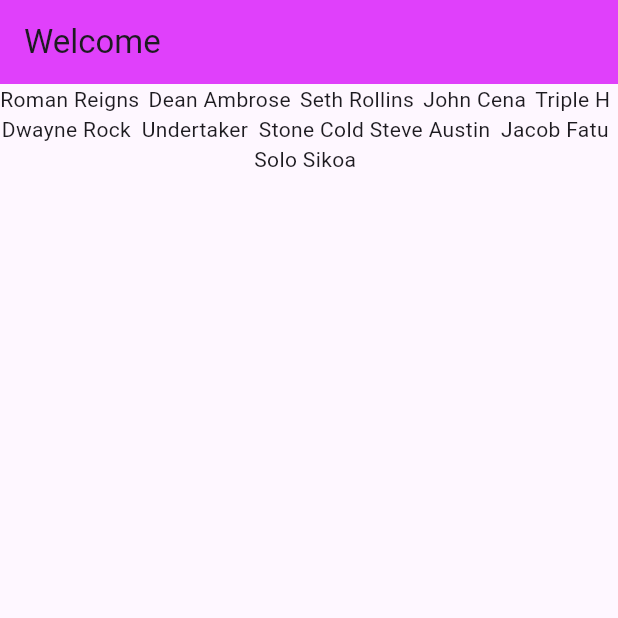
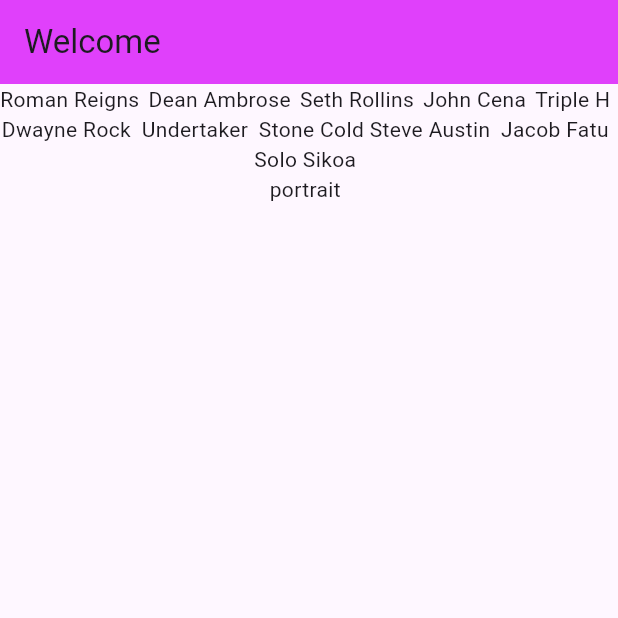
Before and after one commit to smri29/ResponsiveDesign, a Flutter app: the screen it shows after launch, on a phone screen of 412 x 824 dp, the top half of it. Run offline on Flutter 3.47's test engine with Material 3 defaults, Android fonts, the phone set to English and light mode, and no system bars.

Commit message:
Updated commit

```diff
--- a/lib/main.dart
+++ b/lib/main.dart
@@ -5,7 +5,6 @@ void main(){
 
 class RiApp extends StatelessWidget {
   const RiApp({super.key});
-
   @override
   Widget build(BuildContext context) {
     return MaterialApp(
@@ -18,12 +17,37 @@ class Home extends StatelessWidget {
 
   @override
   Widget build(BuildContext context) {
+
+    //Media Query
+    MediaQueryData mediaQuery = MediaQuery.of(context);
+    print(mediaQuery.size.aspectRatio);
+    print(mediaQuery.size.height);
+    print(mediaQuery.size.width);
+    print(mediaQuery.size.shortestSide);
+    print(mediaQuery.size.longestSide);
+    print(mediaQuery.size.flipped);
+    print(mediaQuery.devicePixelRatio);
+
+    if(mediaQuery.size.width < 640){
+      print('This is a Smart Phone');
+    }
+    else if (mediaQuery.size.width > 640 && mediaQuery.size.width <1080){
+      print('This is a Tablet');
+    }
+    else{
+      print('This is a TV');
+    }
+
     return Scaffold(
       appBar: AppBar(
         title: Text('Welcome'),
         backgroundColor: Colors.purpleAccent,
       ),
-      body: Column(
+      body: OrientationBuilder(
+        builder: (context, Orientation orientation) {
+          print(orientation);
+          if (orientation == Orientation.portrait){
+            return Column(
               children: [
                 Wrap(
                   alignment: WrapAlignment.spaceEvenly,
@@ -41,8 +65,17 @@ class Home extends StatelessWidget {
                     Text('Jacob Fatu'),
                     Text('Solo Sikoa'),
                   ],
-          )
+                ),
+                Text(orientation.name),
               ],
+            );
+          }
+          else{
+            return Center(
+              child: Text('To Big Screen'),
+            );
+          }
+        }
       ),
     );
   }
```
Lines whose indentation alone changed are shown as unchanged.
